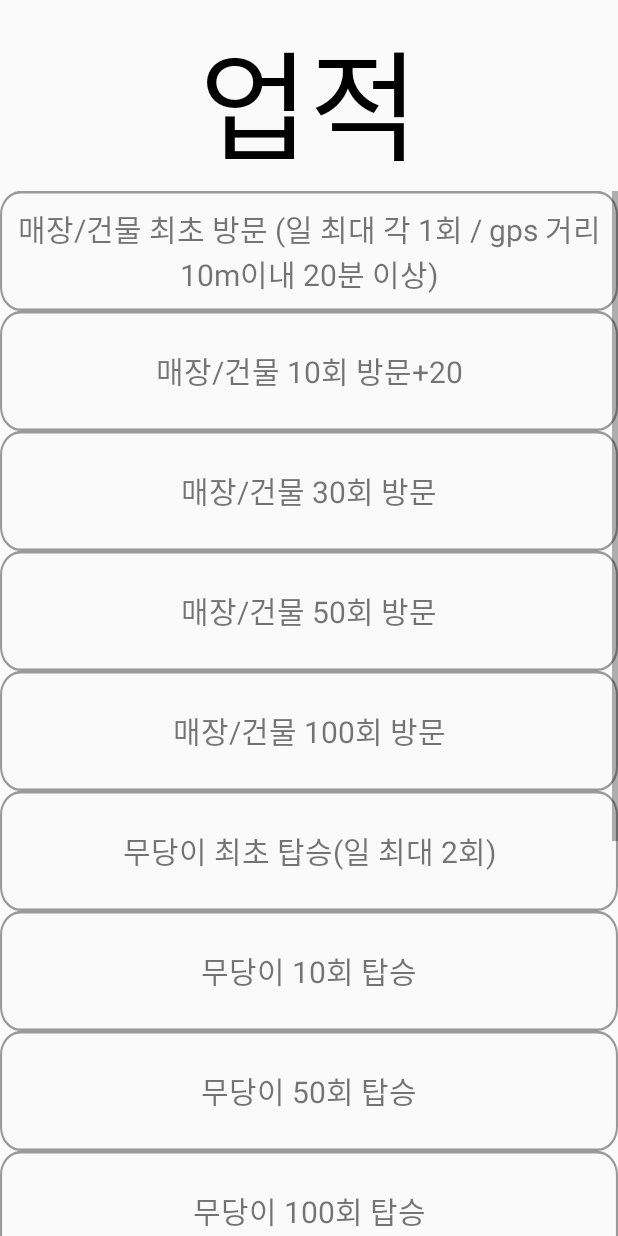
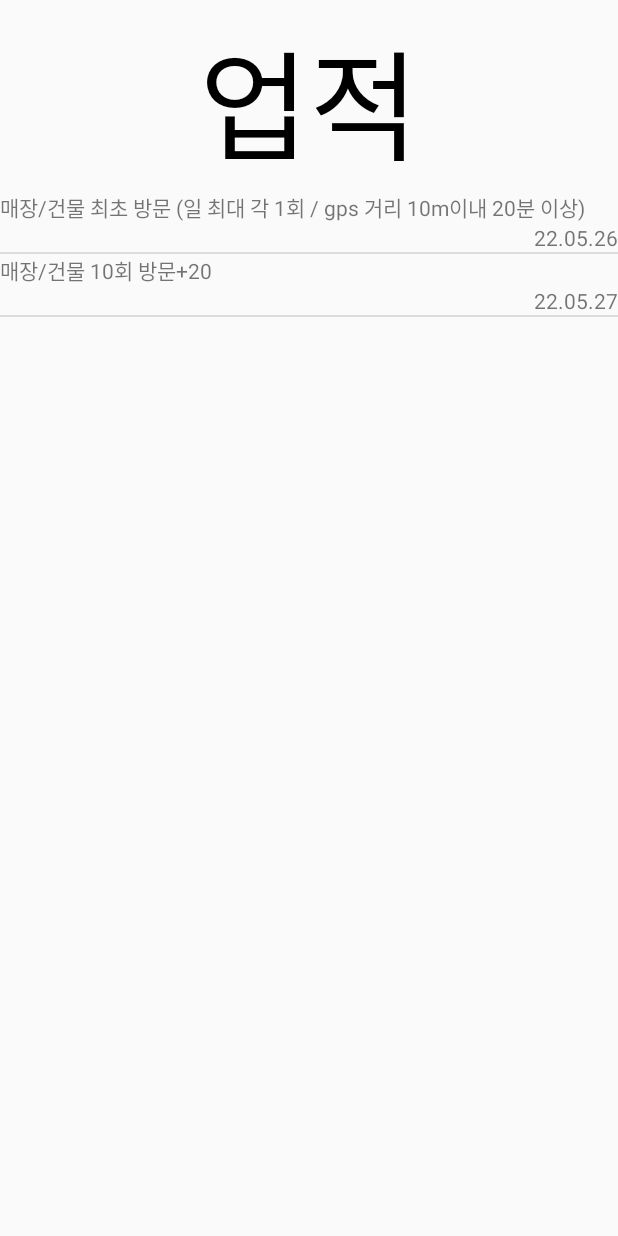
Before and after one commit to Talking-Potato/Campus_Book, an Android app: the AchievementActivity screen opened directly, with no data from a screen before it, on a phone screen of 412 x 824 dp. Run offline under Robolectric (Android 15) with nearby library versions, the phone set to English and light mode, and no system bars.

Commit message:
DB에서 받아서 업적 목록 출력을 위한 ListView 생성

```diff
--- /dev/null
+++ b/app/src/main/java/com/example/term_project/Achievement.java
@@ -0,0 +1,31 @@
+package com.example.term_project;
+
+public class Achievement {
+
+    private String title;
+    private String date;
+
+    public Achievement() {
+    }
+
+    public Achievement(String title, String date) {
+        this.title = title;
+        this.date = date;
+    }
+
+    public String getTitle() {
+        return title;
+    }
+
+    public void setTitle(String title) {
+        this.title = title;
+    }
+
+    public String getDate() {
+        return date;
+    }
+
+    public void setDate(String date) {
+        this.date = date;
+    }
+}
--- a/app/src/main/java/com/example/term_project/AchievementActivity.java
+++ b/app/src/main/java/com/example/term_project/AchievementActivity.java
@@ -1,14 +1,46 @@
 package com.example.term_project;
+
+import android.os.Bundle;
+import android.view.View;
+import android.widget.AdapterView;
+import android.widget.ListView;
+import android.widget.Toast;
 
 import androidx.appcompat.app.AppCompatActivity;
 
-import android.os.Bundle;
+import java.util.ArrayList;
 
 public class AchievementActivity extends AppCompatActivity {
+
+    ArrayList<Achievement> achievList;
 
     @Override
     protected void onCreate(Bundle savedInstanceState) {
         super.onCreate(savedInstanceState);
         setContentView(R.layout.activity_achievement);
+
+        this.IntializeData();
+
+        ListView listView = (ListView)findViewById(R.id.achivList);
+        final AchievementAdapter myAdapter = new AchievementAdapter(this,achievList);
+
+        listView.setAdapter(myAdapter);
+
+        listView.setOnItemClickListener(new AdapterView.OnItemClickListener(){
+            @Override
+            public void onItemClick(AdapterView parent, View v, int position, long id){
+                Toast.makeText(getApplicationContext(),
+                        myAdapter.getItem(position).getTitle(),
+                        Toast.LENGTH_LONG).show();
+            }
+        });
+    }
+
+    public void IntializeData()
+    {
+        achievList = new ArrayList<Achievement>();
+
+        achievList.add(new Achievement("매장/건물 최초 방문 (일 최대 각 1회 / gps 거리 10m이내 20분 이상)", "22.05.26"));
+        achievList.add(new Achievement("매장/건물 10회 방문+20", "22.05.27"));
     }
 }
--- /dev/null
+++ b/app/src/main/java/com/example/term_project/AchievementAdapter.java
@@ -0,0 +1,50 @@
+package com.example.term_project;
+
+import android.content.Context;
+import android.view.LayoutInflater;
+import android.view.View;
+import android.view.ViewGroup;
+import android.widget.BaseAdapter;
+import android.widget.TextView;
+
+import java.util.ArrayList;
+
+public class AchievementAdapter extends BaseAdapter {
+    Context mContext = null;
+    LayoutInflater mLayoutInflater = null;
+    ArrayList<Achievement> list;
+
+    public AchievementAdapter(Context context, ArrayList<Achievement> data) {
+        mContext = context;
+        list = data;
+        mLayoutInflater = LayoutInflater.from(mContext);
+    }
+
+    @Override
+    public int getCount() {
+        return list.size();
+    }
+
+    @Override
+    public long getItemId(int position) {
+        return position;
+    }
+
+    @Override
+    public Achievement getItem(int position) {
+        return list.get(position);
+    }
+
+    @Override
+    public View getView(int position, View convertView, ViewGroup parent) {
+        View view = mLayoutInflater.inflate(R.layout.listview_achiev, null);
+
+        TextView title = (TextView) view.findViewById(R.id.achivTitle);
+        TextView date = (TextView) view.findViewById(R.id.achivDate);
+
+        title.setText(list.get(position).getTitle());
+        date.setText(list.get(position).getDate());
+
+        return view;
+    }
+}
--- a/app/src/main/res/layout/activity_achievement.xml
+++ b/app/src/main/res/layout/activity_achievement.xml
@@ -5,6 +5,7 @@
     android:layout_height="match_parent"
     android:orientation="vertical"
     android:paddingTop="20dp">
+
     <!-- 업적 -->
     <TextView
         android:id="@+id/some_id"
@@ -16,114 +17,118 @@
         android:textAppearance="@style/page_title"
         tools:ignore="MissingConstraints" />
 
-    <ScrollView
-        android:layout_width="match_parent"
-        android:layout_height="match_parent">
+    <ListView
+            android:id="@+id/achivList"
+            android:layout_width="match_parent"
+            android:layout_height="match_parent"/>
+<!--    <ScrollView-->
+<!--        android:layout_width="match_parent"-->
+<!--        android:layout_height="match_parent">-->
 
-        <LinearLayout
-            android:layout_width="match_parent"
-            android:layout_height="match_parent"
-            android:orientation="vertical">
+<!--        <LinearLayout-->
+<!--            android:layout_width="match_parent"-->
+<!--            android:layout_height="match_parent"-->
+<!--            android:orientation="vertical">-->
 
-            <TextView
-                android:layout_width="match_parent"
-                android:layout_height="80dp"
-                android:gravity="center"
-                android:text="매장/건물 최초 방문 (일 최대 각 1회 / gps 거리 10m이내 20분 이상)"
-                android:textSize="20sp"
-                android:background="@drawable/login_box" />
-            <TextView
-                android:layout_width="match_parent"
-                android:layout_height="80dp"
-                android:gravity="center"
-                android:text="매장/건물 10회 방문+20"
-                android:textSize="20sp"
-                android:background="@drawable/login_box"/>
-            <TextView
-                android:layout_width="match_parent"
-                android:layout_height="80dp"
-                android:gravity="center"
-                android:text="매장/건물 30회 방문"
-                android:textSize="20sp"
-                android:background="@drawable/login_box"/>
-            <TextView
-                android:layout_width="match_parent"
-                android:layout_height="80dp"
-                android:gravity="center"
-                android:text="매장/건물 50회 방문"
-                android:textSize="20sp"
-                android:background="@drawable/login_box"/>
-            <TextView
-                android:layout_width="match_parent"
-                android:layout_height="80dp"
-                android:gravity="center"
-                android:text="매장/건물 100회 방문"
-                android:textSize="20sp"
-                android:background="@drawable/login_box"/>
-            <TextView
-                android:layout_width="match_parent"
-                android:layout_height="80dp"
-                android:gravity="center"
-                android:text="무당이 최초 탑승(일 최대 2회)"
-                android:textSize="20sp"
-                android:background="@drawable/login_box"/>
-            <TextView
-                android:layout_width="match_parent"
-                android:layout_height="80dp"
-                android:gravity="center"
-                android:text="무당이 10회 탑승"
-                android:textSize="20sp"
-                android:background="@drawable/login_box"/>
-            <TextView
-                android:layout_width="match_parent"
-                android:layout_height="80dp"
-                android:gravity="center"
-                android:text="무당이 50회 탑승"
-                android:textSize="20sp"
-                android:background="@drawable/login_box"/>
-            <TextView
-                android:layout_width="match_parent"
-                android:layout_height="80dp"
-                android:gravity="center"
-                android:text="무당이 100회 탑승"
-                android:textSize="20sp"
-                android:background="@drawable/login_box"/>
-            <TextView
-                android:layout_width="match_parent"
-                android:layout_height="80dp"
-                android:gravity="center"
-                android:text="무당이 300회 탑승"
-                android:textSize="20sp"
-                android:background="@drawable/login_box"/>
-            <TextView
-                android:layout_width="match_parent"
-                android:layout_height="80dp"
-                android:gravity="center"
-                android:text="메디컬 캠퍼스 최초 방문"
-                android:textSize="20sp"
-                android:background="@drawable/login_box"/>
-            <TextView
-                android:layout_width="match_parent"
-                android:layout_height="80dp"
-                android:gravity="center"
-                android:text="글로벌 캠퍼스 최초 방문"
-                android:textSize="20sp"
-                android:background="@drawable/login_box"/>
-            <TextView
-                android:layout_width="match_parent"
-                android:layout_height="80dp"
-                android:gravity="center"
-                android:text="교내 머문시간 시간"
-                android:textSize="20sp"
-                android:background="@drawable/login_box"/>
-            <TextView
-                android:layout_width="match_parent"
-                android:layout_height="80dp"
-                android:gravity="center"
-                android:text="게시글/리뷰 작성시 (일 최대 2회)"
-                android:textSize="20sp"
-                android:background="@drawable/login_box"/>
+<!--            <TextView-->
+<!--                android:layout_width="match_parent"-->
+<!--                android:layout_height="80dp"-->
+<!--                android:gravity="center"-->
+<!--                android:text="매장/건물 최초 방문 (일 최대 각 1회 / gps 거리 10m이내 20분 이상)"-->
+<!--                android:textSize="20sp"-->
+<!--                android:background="@drawable/login_box" />-->
+<!--            <TextView-->
+<!--                android:layout_width="match_parent"-->
+<!--                android:layout_height="80dp"-->
+<!--                android:gravity="center"-->
+<!--                android:text="매장/건물 10회 방문+20"-->
+<!--                android:textSize="20sp"-->
+<!--                android:background="@drawable/login_box"/>-->
+<!--            <TextView-->
+<!--                android:layout_width="match_parent"-->
+<!--                android:layout_height="80dp"-->
+<!--                android:gravity="center"-->
+<!--                android:text="매장/건물 30회 방문"-->
+<!--                android:textSize="20sp"-->
+<!--                android:background="@drawable/login_box"/>-->
+<!--            <TextView-->
+<!--                android:layout_width="match_parent"-->
+<!--                android:layout_height="80dp"-->
+<!--                android:gravity="center"-->
+<!--                android:text="매장/건물 50회 방문"-->
+<!--                android:textSize="20sp"-->
+<!--                android:background="@drawable/login_box"/>-->
+<!--            <TextView-->
+<!--                android:layout_width="match_parent"-->
+<!--                android:layout_height="80dp"-->
+<!--                android:gravity="center"-->
+<!--                android:text="매장/건물 100회 방문"-->
+<!--                android:textSize="20sp"-->
+<!--                android:background="@drawable/login_box"/>-->
+<!--            <TextView-->
+<!--                android:layout_width="match_parent"-->
+<!--                android:layout_height="80dp"-->
+<!--                android:gravity="center"-->
+<!--                android:text="무당이 최초 탑승(일 최대 2회)"-->
+<!--                android:textSize="20sp"-->
+<!--                android:background="@drawable/login_box"/>-->
+<!--            <TextView-->
+<!--                android:layout_width="match_parent"-->
+<!--                android:layout_height="80dp"-->
+<!--                android:gravity="center"-->
+<!--                android:text="무당이 10회 탑승"-->
+<!--                android:textSize="20sp"-->
+<!--                android:background="@drawable/login_box"/>-->
+<!--            <TextView-->
+<!--                android:layout_width="match_parent"-->
+<!--                android:layout_height="80dp"-->
+<!--                android:gravity="center"-->
+<!--                android:text="무당이 50회 탑승"-->
+<!--                android:textSize="20sp"-->
+<!--                android:background="@drawable/login_box"/>-->
+<!--            <TextView-->
+<!--                android:layout_width="match_parent"-->
+<!--                android:layout_height="80dp"-->
+<!--                android:gravity="center"-->
+<!--                android:text="무당이 100회 탑승"-->
+<!--                android:textSize="20sp"-->
+<!--                android:background="@drawable/login_box"/>-->
+<!--            <TextView-->
+<!--                android:layout_width="match_parent"-->
+<!--                android:layout_height="80dp"-->
+<!--                android:gravity="center"-->
+<!--                android:text="무당이 300회 탑승"-->
+<!--                android:textSize="20sp"-->
+<!--                android:background="@drawable/login_box"/>-->
+<!--            <TextView-->
+<!--                android:layout_width="match_parent"-->
+<!--                android:layout_height="80dp"-->
+<!--                android:gravity="center"-->
+<!--                android:text="메디컬 캠퍼스 최초 방문"-->
+<!--                android:textSize="20sp"-->
+<!--                android:background="@drawable/login_box"/>-->
+<!--            <TextView-->
+<!--                android:layout_width="match_parent"-->
+<!--                android:layout_height="80dp"-->
+<!--                android:gravity="center"-->
+<!--                android:text="글로벌 캠퍼스 최초 방문"-->
+<!--                android:textSize="20sp"-->
+<!--                android:background="@drawable/login_box"/>-->
+<!--            <TextView-->
+<!--                android:layout_width="match_parent"-->
+<!--                android:layout_height="80dp"-->
+<!--                android:gravity="center"-->
+<!--                android:text="교내 머문시간 시간"-->
+<!--                android:textSize="20sp"-->
+<!--                android:background="@drawable/login_box"/>-->
+<!--            <TextView-->
+<!--                android:layout_width="match_parent"-->
+<!--                android:layout_height="80dp"-->
+<!--                android:gravity="center"-->
+<!--                android:text="게시글/리뷰 작성시 (일 최대 2회)"-->
+<!--                android:textSize="20sp"-->
+<!--                android:background="@drawable/login_box"/>-->
 
-        </LinearLayout>
-    </ScrollView>
+<!--        </LinearLayout>-->
+<!--    </ScrollView>-->
 </LinearLayout>
--- /dev/null
+++ b/app/src/main/res/layout/listview_achiev.xml
@@ -0,0 +1,25 @@
+<?xml version="1.0" encoding="utf-8"?>
+<LinearLayout xmlns:android="http://schemas.android.com/apk/res/android"
+        android:layout_width="match_parent"
+        android:layout_height="match_parent"
+        android:orientation="vertical">
+
+    <LinearLayout
+            android:layout_width="match_parent"
+            android:layout_height="wrap_content"
+            android:id="@+id/achivBox"
+            android:orientation="vertical">
+
+        <TextView
+                android:layout_width="match_parent"
+                android:layout_height="wrap_content"
+                android:id="@+id/achivTitle" />
+
+        <TextView
+                android:layout_width="wrap_content"
+                android:layout_height="wrap_content"
+                android:id="@+id/achivDate"
+                android:layout_gravity="right" />
+    </LinearLayout>
+
+</LinearLayout>
```
